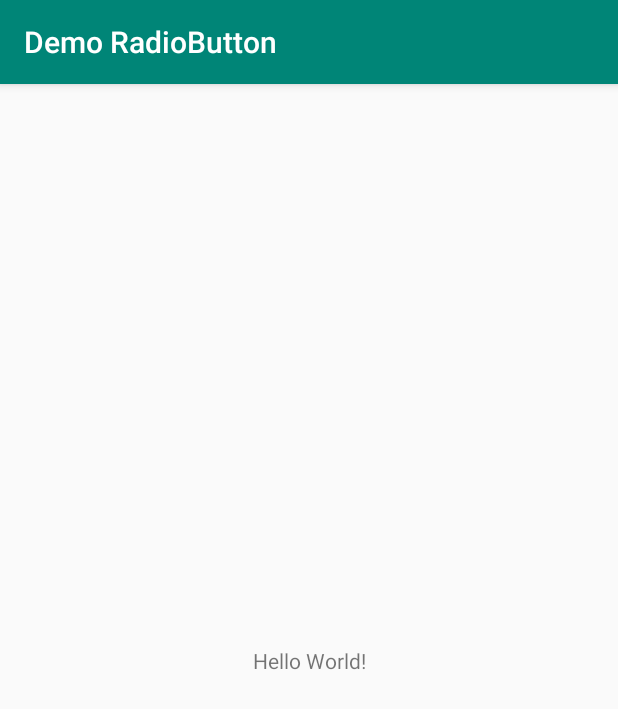
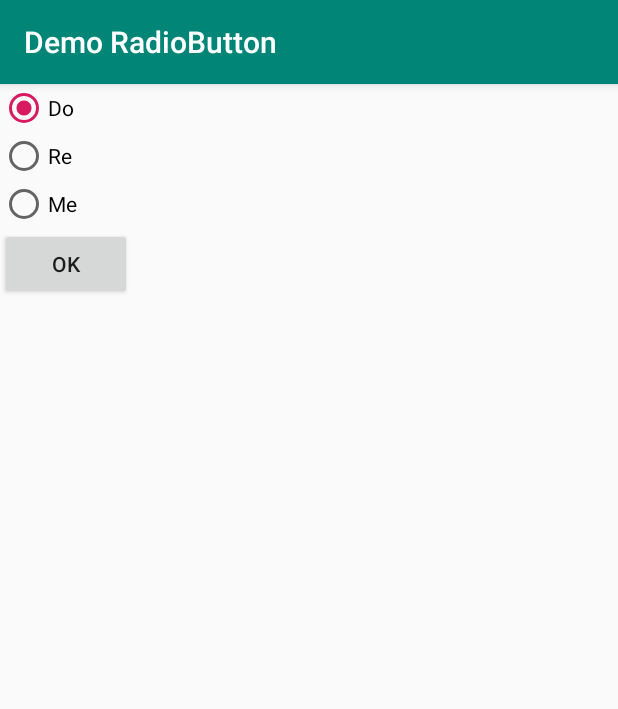
Before and after one commit to lutfiah/RadioButton, an Android app: the screen it shows after launch (MainActivity), on a phone screen of 412 x 824 dp. Shown: the top 709 px of the screen. Run offline under Robolectric (Android 15) with nearby library versions, the phone set to English and light mode, and no system bars.

Commit message:
Able to display toast of selected radio button value

```diff
--- a/app/src/main/java/sg/edu/rp/c347/demoradiobutton/MainActivity.java
+++ b/app/src/main/java/sg/edu/rp/c347/demoradiobutton/MainActivity.java
@@ -2,6 +2,11 @@ package sg.edu.rp.c347.demoradiobutton;
 
 import android.support.v7.app.AppCompatActivity;
 import android.os.Bundle;
+import android.view.View;
+import android.widget.Button;
+import android.widget.RadioButton;
+import android.widget.RadioGroup;
+import android.widget.Toast;
 
 public class MainActivity extends AppCompatActivity {
 
@@ -9,5 +14,18 @@ public class MainActivity extends AppCompatActivity {
     protected void onCreate(Bundle savedInstanceState) {
         super.onCreate(savedInstanceState);
         setContentView(R.layout.activity_main);
+
+        Button btn = findViewById(R.id.button);
+        btn.setOnClickListener(new View.OnClickListener() {
+            @Override
+            public void onClick(View v) {
+                RadioGroup rg = findViewById(R.id.radioGroup1);
+                int selectedButtonId = rg.getCheckedRadioButtonId();
+                RadioButton rb = findViewById(selectedButtonId);
+
+                Toast.makeText(getBaseContext(), rb.getText(), Toast.LENGTH_LONG).show();
+
+            }
+        });
     }
 }
--- a/app/src/main/res/layout/activity_main.xml
+++ b/app/src/main/res/layout/activity_main.xml
@@ -1,18 +1,37 @@
 <?xml version="1.0" encoding="utf-8"?>
-<android.support.constraint.ConstraintLayout xmlns:android="http://schemas.android.com/apk/res/android"
-    xmlns:app="http://schemas.android.com/apk/res-auto"
-    xmlns:tools="http://schemas.android.com/tools"
-    android:layout_width="match_parent"
-    android:layout_height="match_parent"
-    tools:context=".MainActivity">
+<LinearLayout xmlns:android="http://schemas.android.com/apk/res/android"
+    android:orientation="vertical" android:layout_width="match_parent"
+    android:layout_height="match_parent">
 
-    <TextView
+    <RadioGroup android:id="@+id/radioGroup1"
         android:layout_width="wrap_content"
         android:layout_height="wrap_content"
-        android:text="Hello World!"
-        app:layout_constraintBottom_toBottomOf="parent"
-        app:layout_constraintLeft_toLeftOf="parent"
-        app:layout_constraintRight_toRightOf="parent"
-        app:layout_constraintTop_toTopOf="parent" />
+        android:orientation="vertical" >
 
-</android.support.constraint.ConstraintLayout>
+        <RadioButton
+            android:id="@+id/radio0"
+            android:layout_width="wrap_content"
+            android:layout_height="wrap_content"
+            android:checked="true"
+            android:text="@string/radio0" />
+
+        <RadioButton
+            android:id="@+id/radio1"
+            android:layout_width="wrap_content"
+            android:layout_height="wrap_content"
+            android:text="@string/radio1" />
+
+        <RadioButton
+            android:id="@+id/radio2"
+            android:layout_width="wrap_content"
+            android:layout_height="wrap_content"
+            android:text="@string/radio2" />
+    </RadioGroup>
+
+    <Button
+        android:id="@+id/button"
+        android:layout_width="wrap_content"
+        android:layout_height="wrap_content"
+        android:text="@string/button" />
+
+</LinearLayout>
--- a/app/src/main/res/values/strings.xml
+++ b/app/src/main/res/values/strings.xml
@@ -1,3 +1,7 @@
 <resources>
     <string name="app_name">Demo RadioButton</string>
+    <string name="button">Ok</string>
+    <string name="radio0">Do</string>
+    <string name="radio1">Re</string>
+    <string name="radio2">Me</string>
 </resources>
```
